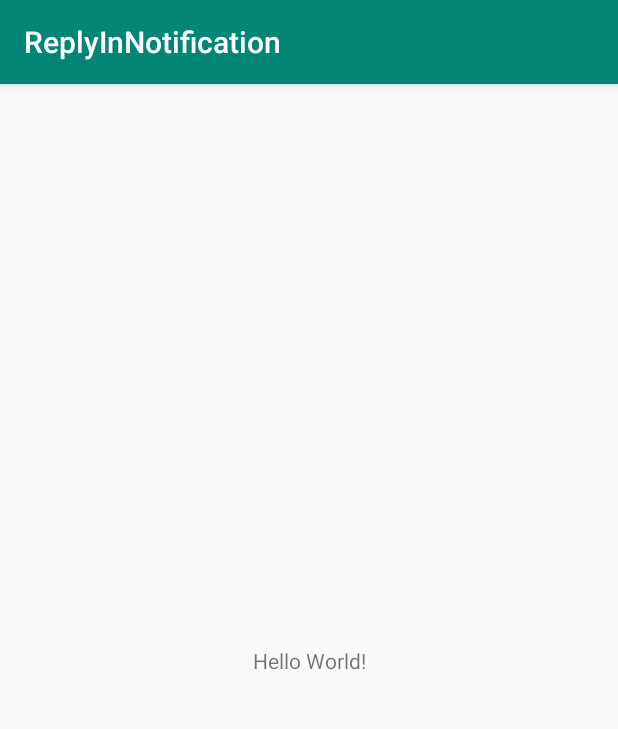
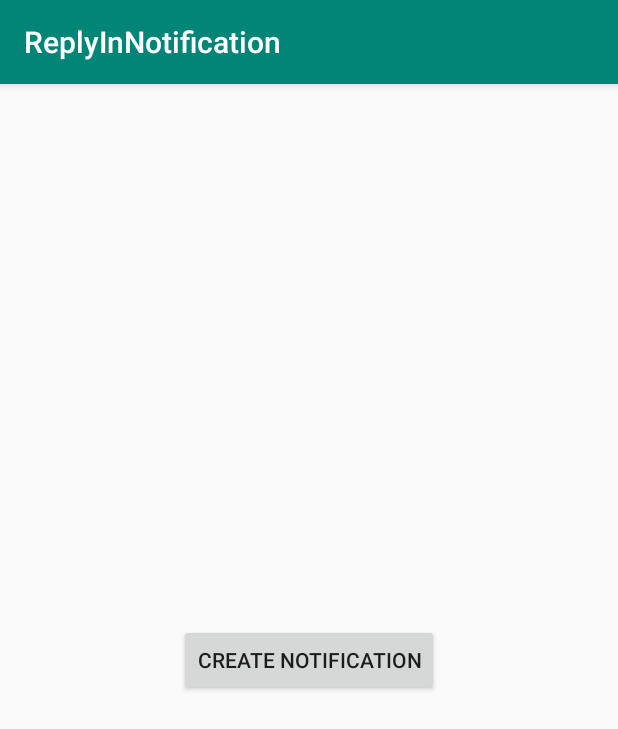
Before and after one commit to rudrasouvik/ReplyInNotificationAndroid, an Android app: the screen it shows after launch (MainActivity), on a phone screen of 412 x 824 dp. Shown: the top 729 px of the screen. Run offline under Robolectric (Android 15) with nearby library versions, the phone set to English and light mode, and no system bars.

Commit message:
Second commit

```diff
--- a/app/src/main/java/com/souvik/replyinnotification/MainActivity.java
+++ b/app/src/main/java/com/souvik/replyinnotification/MainActivity.java
@@ -1,13 +1,107 @@
 package com.souvik.replyinnotification;
 
+import android.app.NotificationChannel;
+import android.app.NotificationManager;
+import android.app.PendingIntent;
+import android.content.Context;
+import android.content.Intent;
+import android.graphics.Color;
+import android.support.v4.app.NotificationCompat;
+import android.support.v4.app.RemoteInput;
 import android.support.v7.app.AppCompatActivity;
 import android.os.Bundle;
+import android.view.View;
 
 public class MainActivity extends AppCompatActivity {
+
+    public static final String NOTIFICATION_REPLY = "NotificationReply";
+    public static final String CHANNNEL_ID = "SimplifiedCodingChannel";
+    public static final String CHANNEL_NAME = "SimplifiedCodingChannel";
+    public static final String CHANNEL_DESC = "This is a channel for Simplified Coding Notifications";
+
+    public static final String KEY_INTENT_MORE = "keyintentmore";
+    public static final String KEY_INTENT_HELP = "keyintenthelp";
+
+    public static final int REQUEST_CODE_MORE = 100;
+    public static final int REQUEST_CODE_HELP = 101;
+    public static final int NOTIFICATION_ID = 200;
+
+
 
     @Override
     protected void onCreate(Bundle savedInstanceState) {
         super.onCreate(savedInstanceState);
         setContentView(R.layout.activity_main);
+
+        if (android.os.Build.VERSION.SDK_INT >= android.os.Build.VERSION_CODES.O) {
+            NotificationManager mNotificationManager =
+                    (NotificationManager) getSystemService(Context.NOTIFICATION_SERVICE);
+            int importance = NotificationManager.IMPORTANCE_HIGH;
+            NotificationChannel mChannel = new NotificationChannel(CHANNNEL_ID, CHANNEL_NAME, importance);
+            mChannel.setDescription(CHANNEL_DESC);
+            mChannel.enableLights(true);
+            mChannel.setLightColor(Color.RED);
+            mChannel.enableVibration(true);
+            mChannel.setVibrationPattern(new long[]{100, 200, 300, 400, 500, 400, 300, 200, 400});
+            mNotificationManager.createNotificationChannel(mChannel);
+        }
+
+        findViewById(R.id.buttonCreateNotification).setOnClickListener(new View.OnClickListener() {
+            @Override
+            public void onClick(View v) {
+                displayNotification();
+            }
+        });
+    }
+
+    public void displayNotification() {
+
+        //Pending intent for a notification button named More
+        PendingIntent morePendingIntent = PendingIntent.getBroadcast(
+                MainActivity.this,
+                REQUEST_CODE_MORE,
+                new Intent(MainActivity.this, NotificationReceiver.class)
+                        .putExtra(KEY_INTENT_MORE, REQUEST_CODE_MORE),
+                PendingIntent.FLAG_UPDATE_CURRENT
+        );
+
+        //Pending intent for a notification button help
+        PendingIntent helpPendingIntent = PendingIntent.getBroadcast(
+                MainActivity.this,
+                REQUEST_CODE_HELP,
+                new Intent(MainActivity.this, NotificationReceiver.class)
+                        .putExtra(KEY_INTENT_HELP, REQUEST_CODE_HELP),
+                PendingIntent.FLAG_UPDATE_CURRENT
+        );
+
+
+        //We need this object for getting direct input from notification
+        RemoteInput remoteInput = new RemoteInput.Builder(NOTIFICATION_REPLY)
+                .setLabel("Please enter your name")
+                .build();
+
+
+        //For the remote input we need this action object
+        NotificationCompat.Action action =
+                new NotificationCompat.Action.Builder(android.R.drawable.ic_delete,
+                        "Reply Now...", helpPendingIntent)
+                        .addRemoteInput(remoteInput)
+                        .build();
+
+        //Creating the notifiction builder object
+        NotificationCompat.Builder mBuilder = new NotificationCompat.Builder(this, CHANNNEL_ID)
+                .setSmallIcon(android.R.drawable.ic_dialog_email)
+                .setContentTitle("Hey this is Simplified Coding...")
+                .setContentText("Please share your name with us")
+                .setAutoCancel(true)
+                .setContentIntent(helpPendingIntent)
+                .addAction(action)
+                .addAction(android.R.drawable.ic_menu_compass, "More", morePendingIntent)
+                .addAction(android.R.drawable.ic_menu_directions, "Help", helpPendingIntent);
+
+
+        //finally displaying the notification
+        NotificationManager notificationManager = (NotificationManager) getSystemService(NOTIFICATION_SERVICE);
+        notificationManager.notify(NOTIFICATION_ID, mBuilder.build());
     }
 }
--- a/app/src/main/res/layout/activity_main.xml
+++ b/app/src/main/res/layout/activity_main.xml
@@ -1,18 +1,17 @@
 <?xml version="1.0" encoding="utf-8"?>
-<android.support.constraint.ConstraintLayout xmlns:android="http://schemas.android.com/apk/res/android"
+<RelativeLayout xmlns:android="http://schemas.android.com/apk/res/android"
     xmlns:app="http://schemas.android.com/apk/res-auto"
     xmlns:tools="http://schemas.android.com/tools"
     android:layout_width="match_parent"
     android:layout_height="match_parent"
     tools:context=".MainActivity">
 
-    <TextView
+    <Button
+        android:id="@+id/buttonCreateNotification"
         android:layout_width="wrap_content"
         android:layout_height="wrap_content"
-        android:text="Hello World!"
-        app:layout_constraintBottom_toBottomOf="parent"
-        app:layout_constraintLeft_toLeftOf="parent"
-        app:layout_constraintRight_toRightOf="parent"
-        app:layout_constraintTop_toTopOf="parent" />
+        android:layout_centerHorizontal="true"
+        android:layout_centerVertical="true"
+        android:text="Create Notification" />
 
-</android.support.constraint.ConstraintLayout>
+</RelativeLayout>
```
Also changed, not shown: 1 other file.
